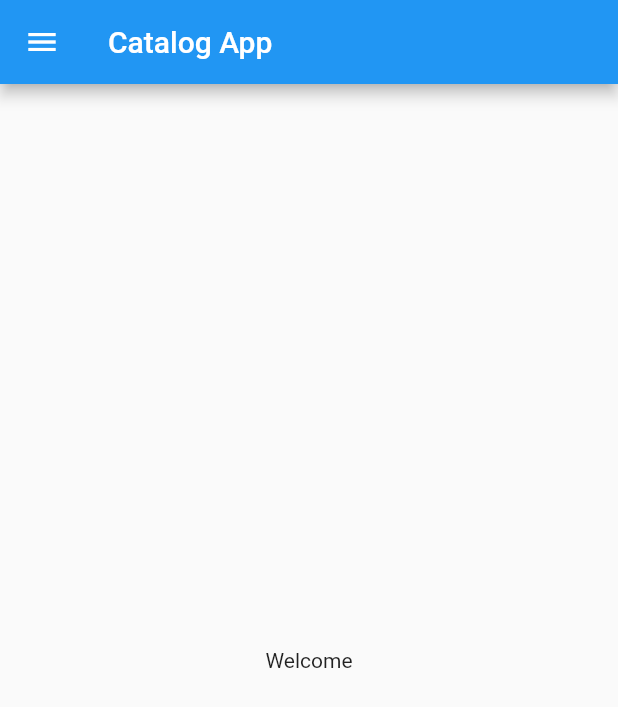
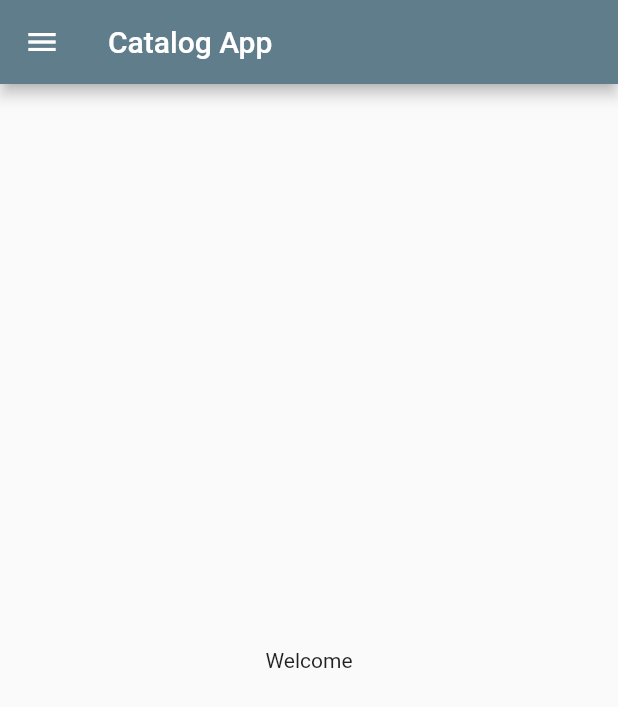
Before and after one commit to iamsid32/FlutterApp, a Flutter app: the screen it shows after launch, on a phone screen of 412 x 824 dp. Shown: the top 707 px of the screen. Run offline on Flutter 3.47's test engine with Material 2 defaults, Android fonts, the phone set to English and light mode, and no system bars.

Commit message:
Day 3 Completed

```diff
--- a/lib/main.dart
+++ b/lib/main.dart
@@ -1,5 +1,6 @@
 import 'package:flutter/material.dart';
 import 'package:flutter_catalog/pages/home_page.dart';
+import 'package:flutter_catalog/pages/login_page.dart';
 
 void main() {
   runApp(MyApp());
@@ -11,7 +12,18 @@ class MyApp extends StatelessWidget {
   @override
   Widget build(BuildContext context) {
     return MaterialApp(
-      home: HomePage(),
+      theme: ThemeData(
+        primarySwatch: Colors.blueGrey,
+      ),
+      darkTheme: ThemeData(
+        brightness: Brightness.dark,
+      ),
+      themeMode: ThemeMode.system,
+      initialRoute: "/home",
+      routes: {
+        "/": (context) => LoginPage(),
+        "/home": (context) => HomePage(),
+      },
     );
   }
 }
```
Also changed, not shown: lib/pages/login_page.dart (added, +21 -0 lines).
